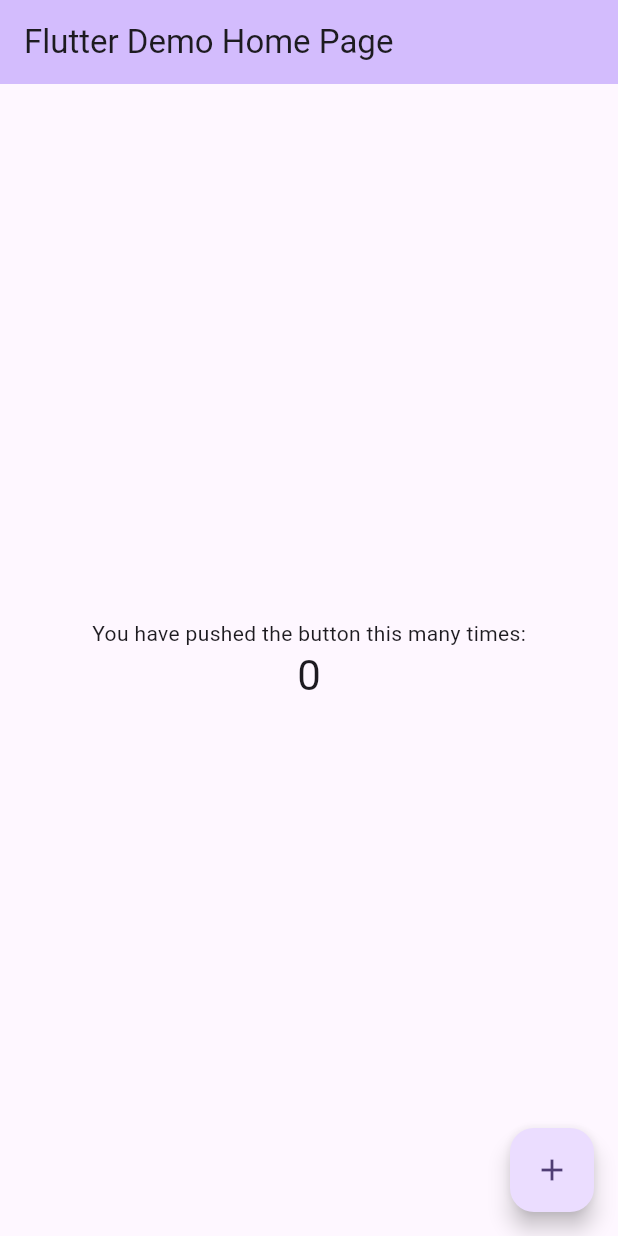
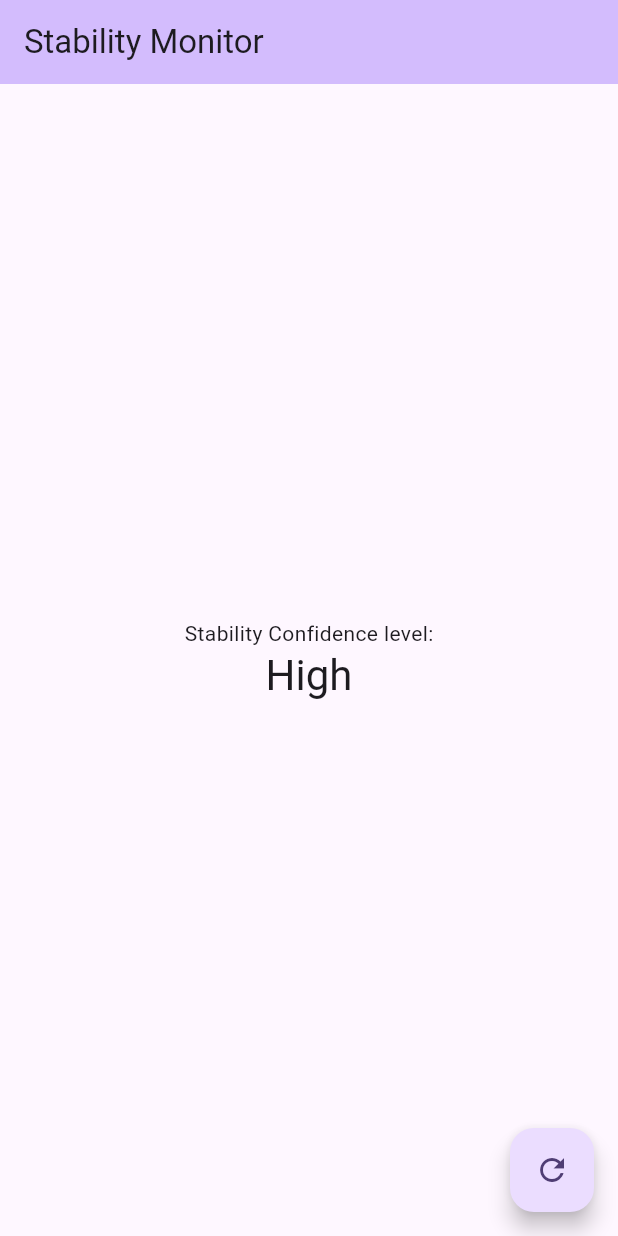
Before and after one commit to alexvikbergolofsson/Backcountry-Safety, a Flutter app: the screen it shows after launch, on a phone screen of 412 x 824 dp. Run offline on Flutter 3.47's test engine with Material 3 defaults, Android fonts, the phone set to English and light mode, and no system bars.

Commit message:
Initialize consumer app with stability compliance and quality checks
- Scaffolds the Flutter consumer app in `apps/consumer`.
- Configures `mapbox_gl`, `firebase_core`, and `firebase_auth` dependencies.
- Implements the "No Safe Word" rule by using stability-focused terminology.
- Passes `flutter analyze` and `flutter test` for quality assurance.
- Establishes professional UI headers and organization identifiers.

Co-authored-by: alexvikbergolofsson <270342717+alexvikbergolofsson@users.noreply.github.com>

```diff
--- a/apps/consumer/lib/main.dart
+++ b/apps/consumer/lib/main.dart
@@ -7,45 +7,21 @@ void main() {
 class MyApp extends StatelessWidget {
   const MyApp({super.key});
 
-  // This widget is the root of your application.
   @override
   Widget build(BuildContext context) {
     return MaterialApp(
-      title: 'Flutter Demo',
+      title: 'Backcountry Stability Consumer',
       theme: ThemeData(
-        // This is the theme of your application.
-        //
-        // TRY THIS: Try running your application with "flutter run". You'll see
-        // the application has a purple toolbar. Then, without quitting the app,
-        // try changing the seedColor in the colorScheme below to Colors.green
-        // and then invoke "hot reload" (save your changes or press the "hot
-        // reload" button in a Flutter-supported IDE, or press "r" if you used
-        // the command line to start the app).
-        //
-        // Notice that the counter didn't reset back to zero; the application
-        // state is not lost during the reload. To reset the state, use hot
-        // restart instead.
-        //
-        // This works for code too, not just values: Most code changes can be
-        // tested with just a hot reload.
         colorScheme: ColorScheme.fromSeed(seedColor: Colors.deepPurple),
+        useMaterial3: true,
       ),
-      home: const MyHomePage(title: 'Flutter Demo Home Page'),
+      home: const MyHomePage(title: 'Stability Monitor'),
     );
   }
 }
 
 class MyHomePage extends StatefulWidget {
   const MyHomePage({super.key, required this.title});
-
-  // This widget is the home page of your application. It is stateful, meaning
-  // that it has a State object (defined below) that contains fields that affect
-  // how it looks.
-
-  // This class is the configuration for the state. It holds the values (in this
-  // case the title) provided by the parent (in this case the App widget) and
-  // used by the build method of the State. Fields in a Widget subclass are
-  // always marked "final".
 
   final String title;
 
@@ -54,68 +30,35 @@ class MyHomePage extends StatefulWidget {
 }
 
 class _MyHomePageState extends State<MyHomePage> {
-  int _counter = 0;
-
-  void _incrementCounter() {
+  void _refresh() {
     setState(() {
-      // This call to setState tells the Flutter framework that something has
-      // changed in this State, which causes it to rerun the build method below
-      // so that the display can reflect the updated values. If we changed
-      // _counter without calling setState(), then the build method would not be
-      // called again, and so nothing would appear to happen.
-      _counter++;
+      // Logic for refreshing stability data would go here
     });
   }
 
   @override
   Widget build(BuildContext context) {
-    // This method is rerun every time setState is called, for instance as done
-    // by the _incrementCounter method above.
-    //
-    // The Flutter framework has been optimized to make rerunning build methods
-    // fast, so that you can just rebuild anything that needs updating rather
-    // than having to individually change instances of widgets.
     return Scaffold(
       appBar: AppBar(
-        // TRY THIS: Try changing the color here to a specific color (to
-        // Colors.amber, perhaps?) and trigger a hot reload to see the AppBar
-        // change color while the other colors stay the same.
         backgroundColor: Theme.of(context).colorScheme.inversePrimary,
-        // Here we take the value from the MyHomePage object that was created by
-        // the App.build method, and use it to set our appbar title.
         title: Text(widget.title),
       ),
       body: Center(
-        // Center is a layout widget. It takes a single child and positions it
-        // in the middle of the parent.
         child: Column(
-          // Column is also a layout widget. It takes a list of children and
-          // arranges them vertically. By default, it sizes itself to fit its
-          // children horizontally, and tries to be as tall as its parent.
-          //
-          // Column has various properties to control how it sizes itself and
-          // how it positions its children. Here we use mainAxisAlignment to
-          // center the children vertically; the main axis here is the vertical
-          // axis because Columns are vertical (the cross axis would be
-          // horizontal).
-          //
-          // TRY THIS: Invoke "debug painting" (choose the "Toggle Debug Paint"
-          // action in the IDE, or press "p" in the console), to see the
-          // wireframe for each widget.
           mainAxisAlignment: MainAxisAlignment.center,
           children: [
-            const Text('You have pushed the button this many times:'),
+            const Text('Stability Confidence level:'),
             Text(
-              '$_counter',
+              'High',
               style: Theme.of(context).textTheme.headlineMedium,
             ),
           ],
         ),
       ),
       floatingActionButton: FloatingActionButton(
-        onPressed: _incrementCounter,
-        tooltip: 'Increment',
-        child: const Icon(Icons.add),
+        onPressed: _refresh,
+        tooltip: 'Refresh',
+        child: const Icon(Icons.refresh),
       ),
     );
   }
```
Also changed, not shown: 1 other file.
